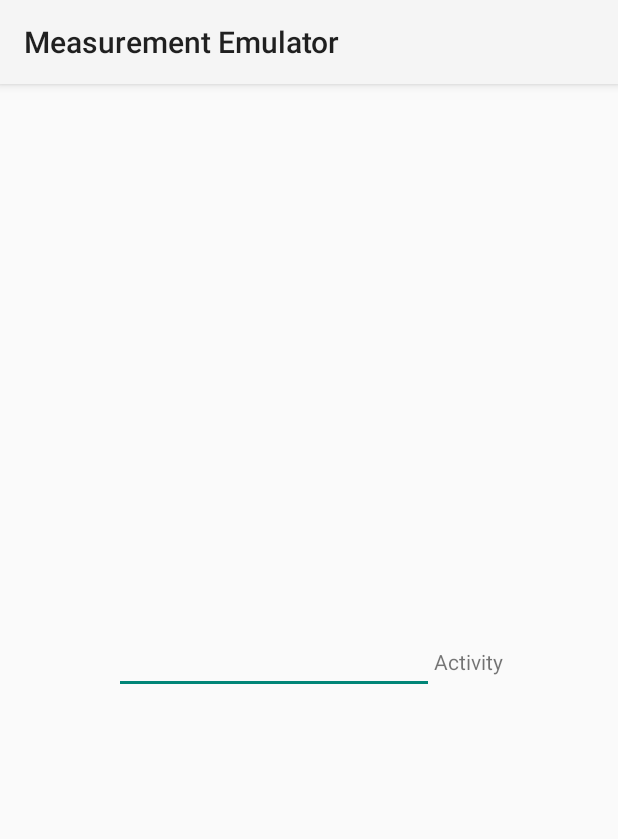
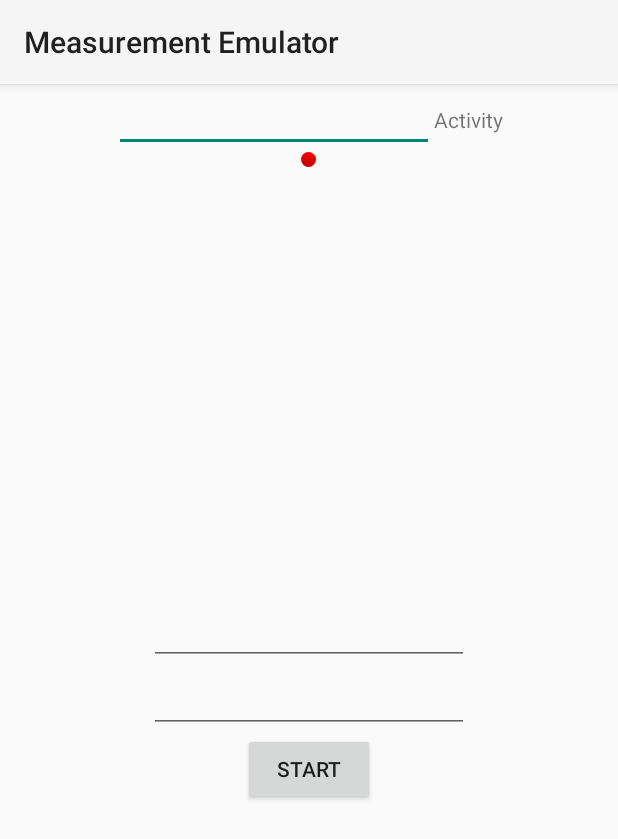
Before and after one commit to sickel/measem, an Android app: the screen it shows after launch (MainActivity), on a phone screen of 412 x 824 dp. Shown: the top 839 px of the screen. Run offline under Robolectric (Android 15) with nearby library versions, the phone set to English and light mode, and no system bars.

```diff
--- a/app/src/main/java/com/mortensickel/measemulator/MainActivity.java
+++ b/app/src/main/java/com/mortensickel/measemulator/MainActivity.java
@@ -1,14 +1,153 @@
 package com.mortensickel.measemulator;
 
+
+import android.app.Activity;
+import android.os.Bundle;
+import android.os.Handler;
+import android.view.View;
+import android.widget.Button;
+import android.widget.TextView;
+import android.view.animation.*;
 import android.app.*;
 import android.os.*;
+import java.util.Random;
+import java.util.Timer;
+import java.util.TimerTask;
+import android.app.Activity;
+import android.os.Bundle;
+import android.os.Handler;
+import android.os.Message;
+import android.os.Handler.Callback;
+import android.view.View;
+import android.widget.Button;
+import android.widget.TextView;
+import android.widget.*;
+
+
 
 public class MainActivity extends Activity
 {
+
+	TextView text, text3,tvAct;
+    long starttime = 0;
+    //this  posts a message to the main thread from our timertask
+    //and updates the textfield
+	final Handler h = new Handler(new Callback() {
+
+			@Override
+			public boolean handleMessage(Message msg) {
+				long millis = System.currentTimeMillis() - starttime;
+				int seconds = (int) (millis / 1000);
+				int minutes = seconds / 60;
+				seconds     = seconds % 60;
+
+				text.setText(String.format("%d:%02d", minutes, seconds));
+				return false;
+			}
+		});
+	//runs without timer be reposting self
+	Handler h2 = new Handler();
+	Runnable run = new Runnable() {
+
+        @Override
+        public void run() {
+			Random rng=new Random();
+			Double pause=rng.nextGaussian();
+			String act=tvAct.getText().toString();
+			if(act.equals("")){
+				act="1";
+			}
+			Integer interval=1000/Integer.parseInt(act);
+			Integer sd=interval/5;
+			pause=pause*sd+interval;
+			if(pause<0){pause=0.0;}
+			text3.setText(String.format("%d",pause.intValue()));
+			LinearLayout myText = (LinearLayout) findViewById(R.id.llLed );
+			Animation anim = new AlphaAnimation(0.0f, 1.0f);
+			anim.setDuration(50); //You can manage the time of the blink with this parameter
+			anim.setStartOffset(20);
+			anim.setRepeatMode(Animation.REVERSE);
+			anim.setRepeatCount(0);
+			myText.startAnimation(anim);
+			h2.postDelayed(this,pause.intValue());
+			//Handler blkh=new Handler();
+        }
+    };
+
+	//tells handler to send a message
+	class firstTask extends TimerTask {
+
+        @Override
+        public void run() {
+            h.sendEmptyMessage(0);
+        }
+	};
+
+	//tells activity to run on ui thread
+	/*class secondTask extends TimerTask {
+
+        @Override
+        public void run() {
+            main.this.runOnUiThread(new Runnable() {
+
+					@Override
+					public void run() {
+						long millis = System.currentTimeMillis() - starttime;
+						int seconds = (int) (millis / 1000);
+						int minutes = seconds / 60;
+						seconds     = seconds % 60;
+
+						text2.setText(String.format("%d:%02d", minutes, seconds));
+					}
+				});
+        }
+	};
+
+	*/
+
+
+	Timer timer = new Timer();
     @Override
-    protected void onCreate(Bundle savedInstanceState)
-    {
+    public void onCreate(Bundle savedInstanceState) {
         super.onCreate(savedInstanceState);
         setContentView(R.layout.main);
+
+        text = (TextView)findViewById(R.id.text);
+      //  text2 = (TextView)findViewById(R.id.text2);
+        text3 = (TextView)findViewById(R.id.text3);
+		tvAct=(TextView)findViewById(R.id.activity);
+        Button b = (Button)findViewById(R.id.button);
+        b.setText("start");
+        b.setOnClickListener(new View.OnClickListener() {
+
+				@Override
+				public void onClick(View v) {
+					Button b = (Button)v;
+					if(b.getText().equals("stop")){
+						timer.cancel();
+						timer.purge();
+						h2.removeCallbacks(run);
+						b.setText("start");
+					}else{
+						starttime = System.currentTimeMillis();
+						timer = new Timer();
+						timer.schedule(new firstTask(), 0,500);
+						//timer.schedule(new secondTask(),  0,500);
+						h2.postDelayed(run, 0);
+						b.setText("stop");
+					}
+				}
+			});
     }
+
+    @Override
+    public void onPause() {
+        super.onPause();
+        timer.cancel();
+        timer.purge();
+        h2.removeCallbacks(run);
+        Button b = (Button)findViewById(R.id.button);
+        b.setText("start");
+    }
+
 }
--- /dev/null
+++ b/app/src/main/res/drawable-hdpi/led.xml
@@ -0,0 +1,5 @@
+<?xml version="1.0" encoding="utf-8"?>
+<shape xmlns:android="http://schemas.android.com/apk/res/android" android:shape="oval" >
+    <gradient android:startColor="#FF0000" android:endColor="#FFbb0000"
+        android:angle="270"/>
+</shape>
--- /dev/null
+++ b/app/src/main/res/drawable-hdpi/led_on.xml
@@ -0,0 +1,5 @@
+<?xml version="1.0" encoding="utf-8"?>
+<shape xmlns:android="http://schemas.android.com/apk/res/android" android:shape="oval" >
+<gradient android:startColor="#FFFFbbbb" android:endColor="#FFFF0000"
+	android:angle="270"/>
+</shape>
--- a/app/src/main/res/layout/main.xml
+++ b/app/src/main/res/layout/main.xml
@@ -3,7 +3,8 @@
 	xmlns:android="http://schemas.android.com/apk/res/android"
 	android:layout_width="match_parent"
 	android:layout_height="match_parent"
-	android:gravity="center">
+	android:gravity="center"
+	android:orientation="vertical">
 
 	<LinearLayout
 		android:layout_height="wrap_content"
@@ -25,4 +26,37 @@
 
 	</LinearLayout>
 
+	<LinearLayout
+		android:layout_height="10dp"
+		android:layout_width="10dp"
+		android:orientation="horizontal"
+		android:background="@drawable/led"
+		android:id="@+id/llLed"/>
+
+	<LinearLayout
+		android:layout_width="match_parent"
+		android:layout_height="match_parent"
+		android:gravity="center"
+		android:orientation="vertical">
+
+		<EditText
+			android:layout_height="wrap_content"
+			android:layout_width="wrap_content"
+			android:ems="10"
+			android:id="@+id/text"/>
+
+		<EditText
+			android:layout_height="wrap_content"
+			android:layout_width="wrap_content"
+			android:ems="10"
+			android:id="@+id/text3"/>
+
+		<Button
+			android:layout_height="wrap_content"
+			android:layout_width="wrap_content"
+			android:text="Button"
+			android:id="@+id/button"/>
+
+	</LinearLayout>
+
 </LinearLayout>
```
